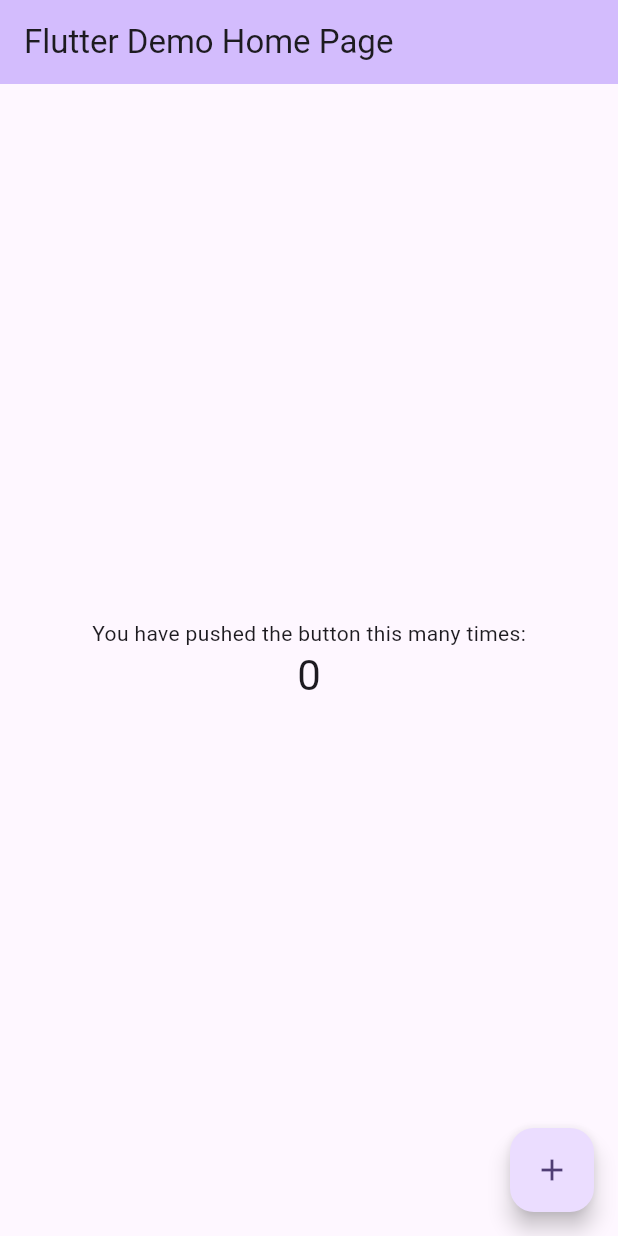
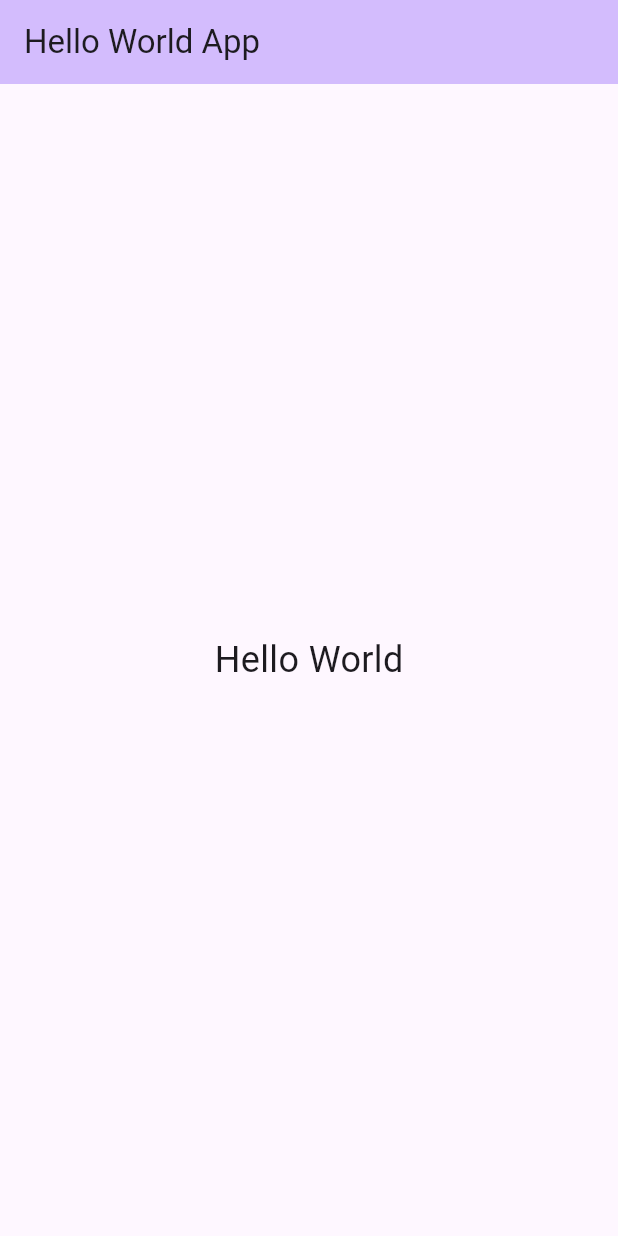
Before and after one commit to axlotyl-byte/programming_nc4, a Flutter app: the screen it shows after launch, on a phone screen of 412 x 824 dp. Run offline on Flutter 3.47's test engine with Material 3 defaults, Android fonts, the phone set to English and light mode, and no system bars.

```diff
--- a/lib/main.dart
+++ b/lib/main.dart
@@ -7,119 +7,35 @@ void main() {
 class MyApp extends StatelessWidget {
   const MyApp({super.key});
 
-  // This widget is the root of your application.
   @override
   Widget build(BuildContext context) {
     return MaterialApp(
-      title: 'Flutter Demo',
+      title: 'Home-Screen',
       theme: ThemeData(
-        // This is the theme of your application.
-        //
-        // TRY THIS: Try running your application with "flutter run". You'll see
-        // the application has a purple toolbar. Then, without quitting the app,
-        // try changing the seedColor in the colorScheme below to Colors.green
-        // and then invoke "hot reload" (save your changes or press the "hot
-        // reload" button in a Flutter-supported IDE, or press "r" if you used
-        // the command line to start the app).
-        //
-        // Notice that the counter didn't reset back to zero; the application
-        // state is not lost during the reload. To reset the state, use hot
-        // restart instead.
-        //
-        // This works for code too, not just values: Most code changes can be
-        // tested with just a hot reload.
         colorScheme: ColorScheme.fromSeed(seedColor: Colors.deepPurple),
         useMaterial3: true,
       ),
-      home: const MyHomePage(title: 'Flutter Demo Home Page'),
+      home: const HomeScreen(),
     );
   }
 }
 
-class MyHomePage extends StatefulWidget {
-  const MyHomePage({super.key, required this.title});
-
-  // This widget is the home page of your application. It is stateful, meaning
-  // that it has a State object (defined below) that contains fields that affect
-  // how it looks.
-
-  // This class is the configuration for the state. It holds the values (in this
-  // case the title) provided by the parent (in this case the App widget) and
-  // used by the build method of the State. Fields in a Widget subclass are
-  // always marked "final".
-
-  final String title;
-
-  @override
-  State<MyHomePage> createState() => _MyHomePageState();
-}
-
-class _MyHomePageState extends State<MyHomePage> {
-  int _counter = 0;
-
-  void _incrementCounter() {
-    setState(() {
-      // This call to setState tells the Flutter framework that something has
-      // changed in this State, which causes it to rerun the build method below
-      // so that the display can reflect the updated values. If we changed
-      // _counter without calling setState(), then the build method would not be
-      // called again, and so nothing would appear to happen.
-      _counter++;
-    });
-  }
+class HomeScreen extends StatelessWidget {
+  const HomeScreen({super.key});
 
   @override
   Widget build(BuildContext context) {
-    // This method is rerun every time setState is called, for instance as done
-    // by the _incrementCounter method above.
-    //
-    // The Flutter framework has been optimized to make rerunning build methods
-    // fast, so that you can just rebuild anything that needs updating rather
-    // than having to individually change instances of widgets.
     return Scaffold(
       appBar: AppBar(
-        // TRY THIS: Try changing the color here to a specific color (to
-        // Colors.amber, perhaps?) and trigger a hot reload to see the AppBar
-        // change color while the other colors stay the same.
         backgroundColor: Theme.of(context).colorScheme.inversePrimary,
-        // Here we take the value from the MyHomePage object that was created by
-        // the App.build method, and use it to set our appbar title.
-        title: Text(widget.title),
+        title: const Text('Hello World App'),
       ),
-      body: Center(
-        // Center is a layout widget. It takes a single child and positions it
-        // in the middle of the parent.
-        child: Column(
-          // Column is also a layout widget. It takes a list of children and
-          // arranges them vertically. By default, it sizes itself to fit its
-          // children horizontally, and tries to be as tall as its parent.
-          //
-          // Column has various properties to control how it sizes itself and
-          // how it positions its children. Here we use mainAxisAlignment to
-          // center the children vertically; the main axis here is the vertical
-          // axis because Columns are vertical (the cross axis would be
-          // horizontal).
-          //
-          // TRY THIS: Invoke "debug painting" (choose the "Toggle Debug Paint"
-          // action in the IDE, or press "p" in the console), to see the
-          // wireframe for each widget.
-          mainAxisAlignment: MainAxisAlignment.center,
-          children: <Widget>[
-            const Text(
-              'You have pushed the button this many times:',
-            ),
-            Text(
-              '$_counter',
-              style: Theme.of(context).textTheme.headlineMedium,
-            ),
-          ],
+      body: const Center(
+        child: Text(
+          'Hello World',
+          style: TextStyle(fontSize: 24),
         ),
       ),
-      floatingActionButton: FloatingActionButton(
-        onPressed: _incrementCounter,
-        tooltip: 'Increment',
-        child: const Icon(Icons.add),
-      ), // This trailing comma makes auto-formatting nicer for build methods.
     );
   }
 }
```
